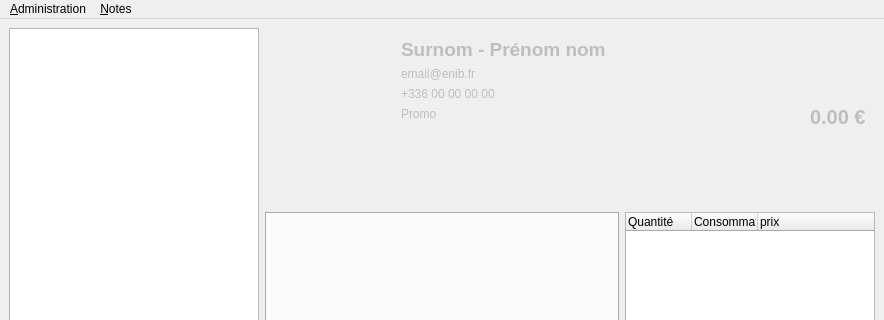
Above: application/ui/mainwindow.ui from nils-van-zuijlen/Enibar before the change; both pictures show x 0 to 884 and y 0 to 320 of the 884 by 690 pixel window. Below: the same form after it.
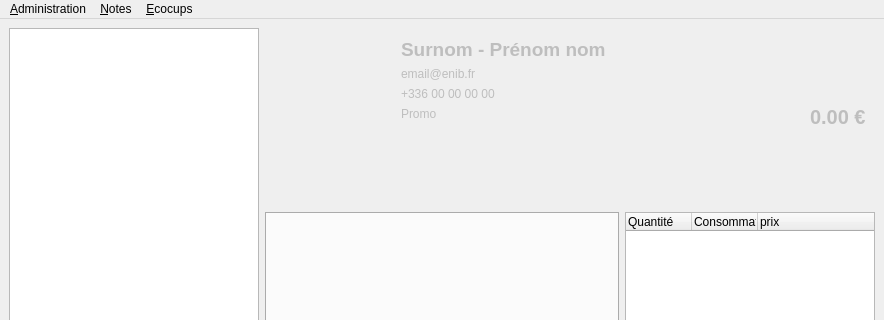
That is the form after the change. Custom widgets are drawn as their Qt base class.

What changed in the file:
```diff
--- a/application/ui/mainwindow.ui
+++ b/application/ui/mainwindow.ui
@@ -459,8 +459,16 @@
     <addaction name="separator"/>
     <addaction name="menuExporter_les_notes"/>
    </widget>
+   <widget class="QMenu" name="menu_Ecocups">
+    <property name="title">
+     <string>&amp;Ecocups</string>
+    </property>
+    <addaction name="take_ecocup"/>
+    <addaction name="repay_ecocup"/>
+   </widget>
    <addaction name="administration"/>
    <addaction name="menuNotes"/>
+   <addaction name="menu_Ecocups"/>
   </widget>
   <action name="user_managment">
    <property name="checkable">
```
Left out of the diff: 44 changed lines with no effect on the pictures.
